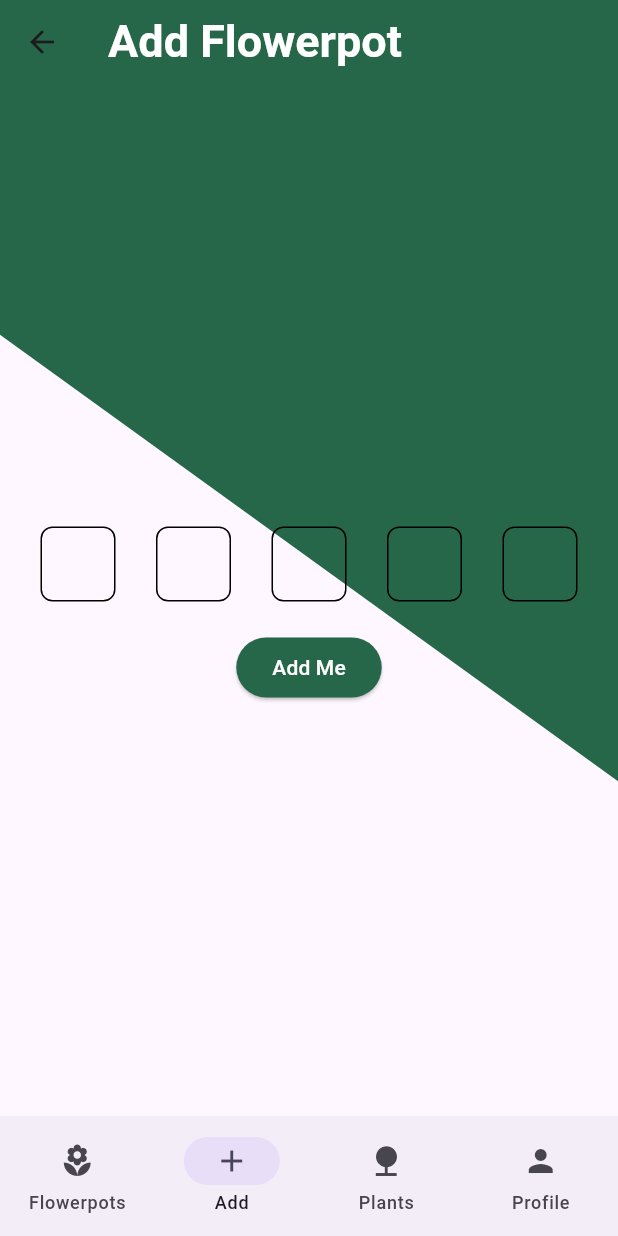
After one commit to LosChiferos-WS71/ztech-mobile-application, a Flutter app: the AddPotScreen screen opened by its route, item 2 of the bottom bar chosen, after a tap on "Add Me", on a phone screen of 412 x 824 dp. The commit adds this screen. Run offline on Flutter 3.47's test engine with Material 3 defaults, Android fonts, the phone set to English and light mode, and no system bars.

Commit message:
add add pot screen

```diff
--- /dev/null
+++ b/lib/loan/presentation/views/addpot_screen.dart
@@ -0,0 +1,108 @@
+import 'package:flutter/material.dart';
+import 'package:ztech_mobile_application/common/widgets/navigation_appbar.dart'; // Importa el app bar de navegación si lo necesitas
+import 'package:ztech_mobile_application/common/widgets/diagonal_background_painter.dart';
+
+class AddPotScreen extends StatefulWidget {
+  @override
+  _AddPotScreenState createState() => _AddPotScreenState();
+}
+
+class _AddPotScreenState extends State<AddPotScreen> {
+  int _selectedIndex = 0; // Dejarlo en 0 para que muestre la primera vista
+
+  void _onItemTapped(int index) {
+    setState(() {
+      _selectedIndex = index;
+    });
+  }
+
+  @override
+  Widget build(BuildContext context) {
+    return Scaffold(
+      body: CustomPaint(
+        painter: DiagonalBackgroundPainter(),
+        child: Center(
+          child: _selectedIndex == 1 // Para cambiar a la vista según las opciones del toolbar(0, 1, 2, 3)
+              ? Column(
+            children: <Widget>[
+              AppBar(
+                title: Text(
+                  'Add Flowerpot',
+                  style: TextStyle(
+                    fontSize: 30,
+                    fontWeight: FontWeight.bold,
+                    color: Colors.white,
+                  ),
+                ),
+                backgroundColor: Color(0xFF276749), // Color del AppBar
+              ),
+              Expanded(
+                child: Column(
+                  mainAxisAlignment: MainAxisAlignment.center,
+                  children: <Widget>[
+                    SizedBox(height: 20),
+                    Row(
+                      mainAxisAlignment: MainAxisAlignment.spaceEvenly,
+                      children: <Widget>[
+                        buildCodeTextField(),
+                        buildCodeTextField(),
+                        buildCodeTextField(),
+                        buildCodeTextField(),
+                        buildCodeTextField(),
+                      ],
+                    ),
+                    SizedBox(height: 20),
+                    ElevatedButton(
+                      onPressed: () {
+                        print('Add Me button pressed');
+                      },
+                      style: ElevatedButton.styleFrom(
+                        backgroundColor: Color(0xFF276749),
+                      ),
+                      child: Text(
+                        'Add Me',
+                        style: TextStyle(color: Colors.white),
+                      ),
+                    ),
+                  ],
+                ),
+              ),
+            ],
+          )
+              : Center(
+            child: Text('Other Page'),
+          ),
+        ),
+      ),
+      bottomNavigationBar: CustomNavigationBar(
+        selectedIndex: _selectedIndex,
+        onDestinationSelected: _onItemTapped,
+      ),
+    );
+  }
+
+  Widget buildCodeTextField() {
+    return Container(
+      width: 50,
+      height: 50,
+      alignment: Alignment.center,
+      decoration: BoxDecoration(
+        border: Border.all(color: Colors.black),
+        borderRadius: BorderRadius.circular(8),
+      ),
+      child: TextField(
+        textAlign: TextAlign.center,
+        keyboardType: TextInputType.text,
+        maxLength: 1,
+        decoration: InputDecoration(
+          counterText: '',
+          border: InputBorder.none,
+        ),
+        style: TextStyle(fontSize: 20),
+      ),
+    );
+  }
+
+
+
+}
--- a/lib/main.dart
+++ b/lib/main.dart
@@ -1,4 +1,5 @@
 import 'package:flutter/material.dart';
+import 'package:ztech_mobile_application/loan/presentation/views/addpot_screen.dart';
 import 'package:ztech_mobile_application/profile/presentation/views/splash_screen.dart';
 import 'package:ztech_mobile_application/profile/presentation/views/welcome_screen.dart';
 import 'package:ztech_mobile_application/profile/presentation/views/login_screen.dart';
@@ -24,6 +25,7 @@ class MyApp extends StatelessWidget {
         'welcome': (context) => WelcomeScreen(),
         'login': (context) => LoginScreen(),
         'home': (context) => HomeScreen(),
+        'addPot': (context) => AddPotScreen(),
       },
     );
   }
```
